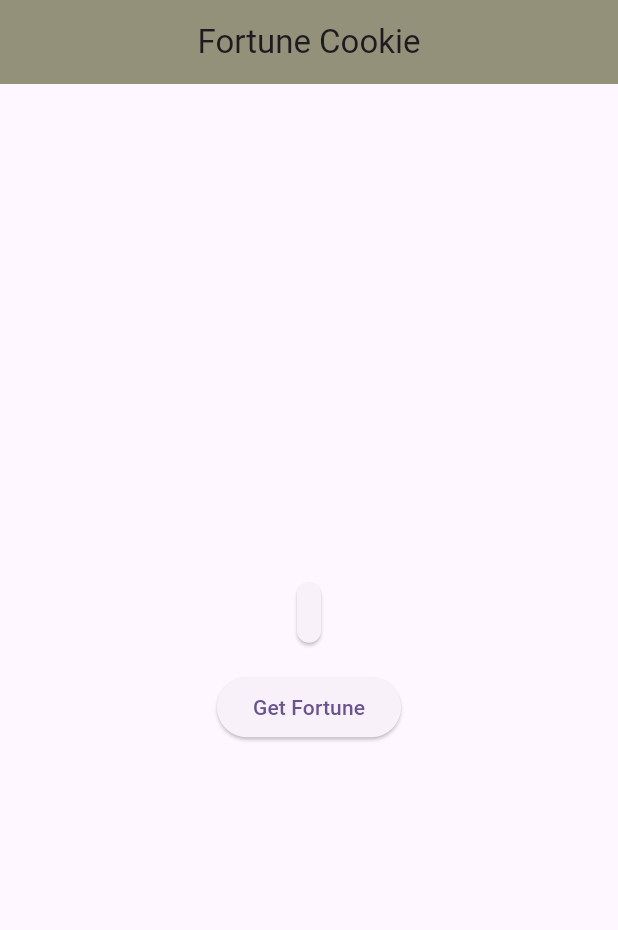
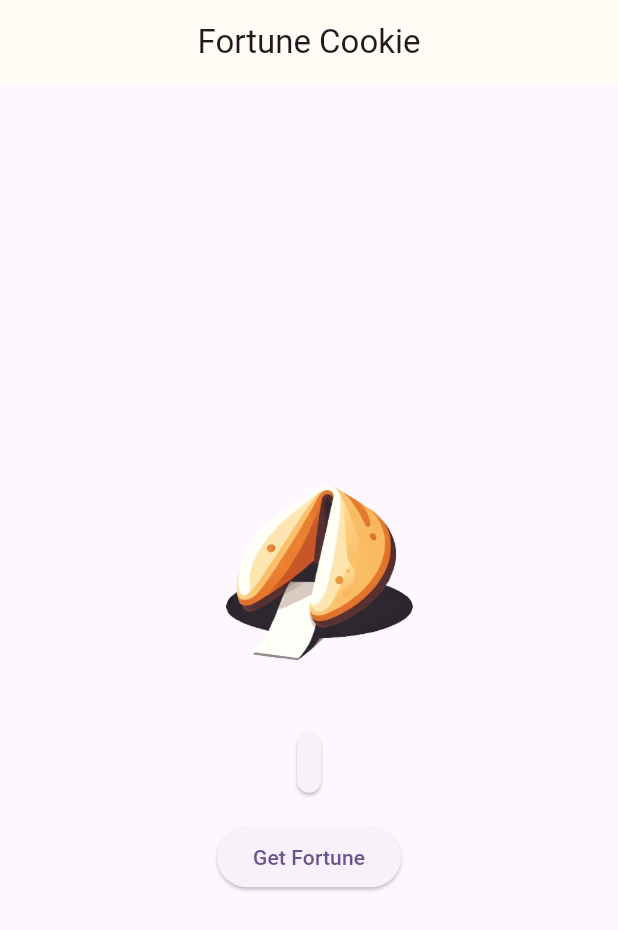
Before and after one commit to Static-404/flutter-code, a Flutter app: the screen it shows after launch, on a phone screen of 412 x 824 dp. Shown: the top 930 px of the screen. Run offline on Flutter 3.47's test engine with Material 3 defaults, Android fonts, the phone set to English and light mode, and no system bars.

Commit message:
added fortune cookie image

```diff
--- a/fortune_cookie/lib/main.dart
+++ b/fortune_cookie/lib/main.dart
@@ -60,7 +60,7 @@ class _MyHomePageState extends State<MyHomePage> {
   Widget build(BuildContext context) {
     return Scaffold(
       appBar: AppBar(
-        backgroundColor: Color.fromARGB(150, 73, 73, 30),
+        backgroundColor: Color.fromARGB(149, 255, 255, 240),
         title: Text("Fortune Cookie"),
         centerTitle: true,
       ),
@@ -72,6 +72,12 @@ class _MyHomePageState extends State<MyHomePage> {
             //   "Your fortunne is:",
             //   style: TextStyle(fontSize: 19, fontWeight: FontWeight.bold),
             // ),
+            Image.asset(
+              'assets/images/fortune_cookie.png',
+              width: 200,
+              height: 200,
+              fit: BoxFit.cover,
+            ),
             Card(
               child: Padding(
                 padding: const EdgeInsets.all(8.0),
```
Also changed, not shown: fortune_cookie/pubspec.yaml (+4 -7 lines), fortune_cookie/assets/images/fortune_cookie.png (added).
